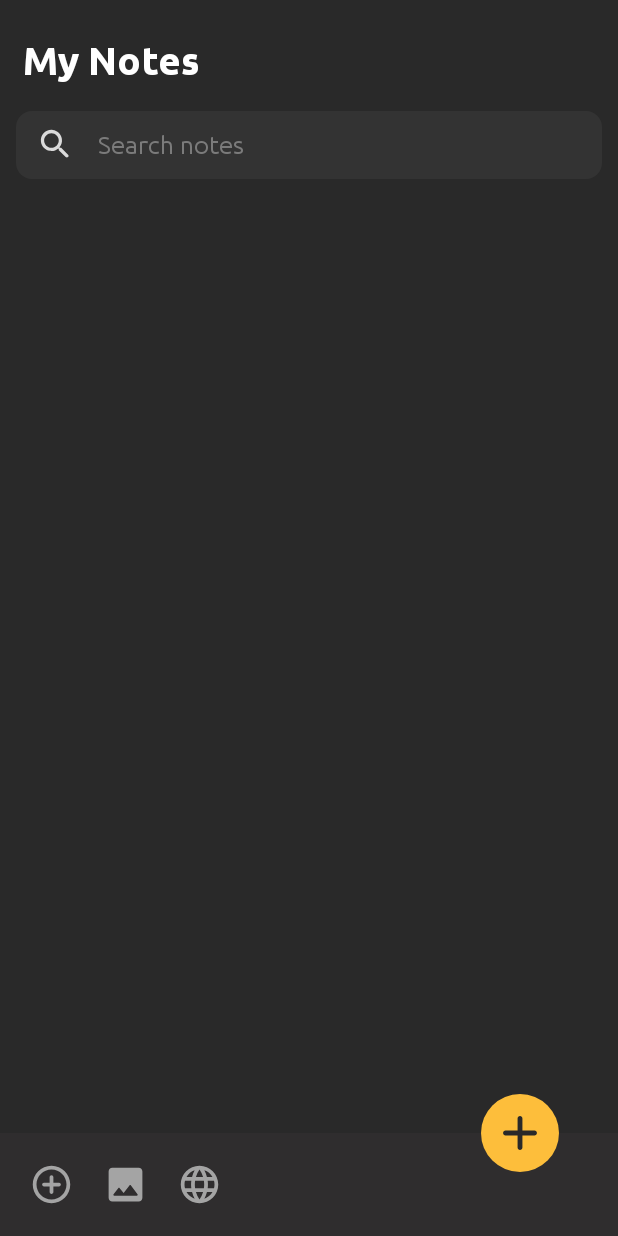
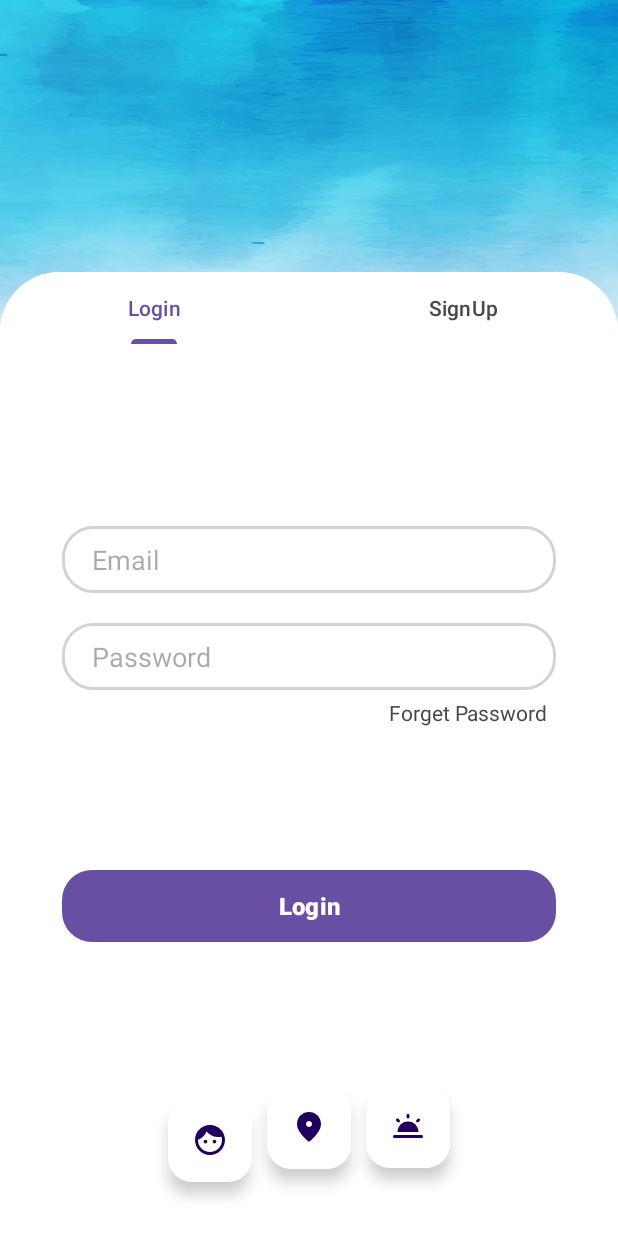
Before and after one commit to Shreyashupadhyay/My_Notes, an Android app: the screen it shows after launch (MainActivity before the commit, login after it), on a phone screen of 412 x 824 dp. Run offline under Robolectric (Android 15) with nearby library versions, the phone set to English and light mode, and no system bars.

Commit message:
new commit

```diff
--- /dev/null
+++ b/app/src/main/java/com/example/my_notes/LoginAdapter.java
@@ -0,0 +1,39 @@
+package com.example.my_notes;
+
+import android.content.Context;
+
+import androidx.fragment.app.Fragment;
+import androidx.fragment.app.FragmentManager;
+import androidx.fragment.app.FragmentPagerAdapter;
+
+public class LoginAdapter extends FragmentPagerAdapter {
+    private Context context;
+    int totalTab;
+
+
+    public LoginAdapter(FragmentManager fm, Context context , int totalTab) {
+        super(fm);
+        this.context  = context;
+        this.totalTab= totalTab;
+
+    }
+
+    @Override
+    public int getCount() {
+        return totalTab;
+    }
+
+    public Fragment getItem(int position ){
+        switch (position){
+            case 0:
+                login_frabment login_frabment = new login_frabment();
+                return login_frabment;
+            case 1 :
+                signup_fragment signup_fragment = new signup_fragment();
+                return  signup_fragment;
+            default:
+                return null;
+        }
+    }
+
+}
--- /dev/null
+++ b/app/src/main/java/com/example/my_notes/login.java
@@ -0,0 +1,61 @@
+package com.example.my_notes;
+
+import android.os.Bundle;
+
+import androidx.appcompat.app.AppCompatActivity;
+import androidx.viewpager.widget.ViewPager;
+
+import com.google.android.material.floatingactionbutton.FloatingActionButton;
+import com.google.android.material.tabs.TabLayout;
+
+public class login extends AppCompatActivity {
+
+
+    TabLayout tabLayout;
+    ViewPager viewPager;
+    FloatingActionButton fb , google , twitter;
+    float v = 0;
+
+
+    @Override
+    protected void onCreate(Bundle savedInstanceState) {
+        super.onCreate(savedInstanceState);
+        setContentView(R.layout.activity_sign_up);
+
+
+        tabLayout = findViewById(R.id.tab_layout);
+        viewPager = findViewById(R.id.view_pager);
+        fb= findViewById(R.id.fb);
+        google = findViewById(R.id.googe);
+        twitter = findViewById(R.id.twitter);
+        tabLayout.addTab(tabLayout.newTab().setText("Login"));
+        tabLayout.addTab(tabLayout.newTab().setText("SignUp"));
+        tabLayout.setTabGravity(tabLayout.GRAVITY_FILL);
+        final LoginAdapter adapter = new LoginAdapter(getSupportFragmentManager(),this,tabLayout.getTabCount());
+        viewPager.setAdapter(adapter);
+
+        viewPager.addOnPageChangeListener(new TabLayout.TabLayoutOnPageChangeListener(tabLayout));
+        fb.setTranslationY(300);
+        google.setTranslationY(300);
+        twitter.setTranslationY(300);
+        tabLayout.setTranslationY(300);
+
+
+        fb.setAlpha(v);
+        google.setAlpha(v);
+        twitter.setAlpha(v);
+        tabLayout.setAlpha(v);
+
+        fb.animate().translationY(0).alpha(1).setDuration(1000).setStartDelay(400).start();
+        google.animate().translationY(0).alpha(1).setDuration(1000).setStartDelay(600).start();
+        twitter.animate().translationY(0).alpha(1).setDuration(1000).setStartDelay(800).start();
+        tabLayout.animate().translationY(0).alpha(1).setDuration(1000).setStartDelay(800).start();
+
+
+
+
+
+
+
+    }
+}
--- /dev/null
+++ b/app/src/main/java/com/example/my_notes/login_frabment.java
@@ -0,0 +1,63 @@
+package com.example.my_notes;
+
+import android.content.Intent;
+import android.os.Bundle;
+import android.view.LayoutInflater;
+import android.view.View;
+import android.view.ViewGroup;
+import android.widget.Button;
+import android.widget.EditText;
+import android.widget.TextView;
+
+import androidx.fragment.app.Fragment;
+
+public class login_frabment extends Fragment {
+
+    EditText email, pass;
+    Button login;
+    TextView forget;
+    float v =  0;
+
+
+
+
+
+    @Override
+    public View onCreateView(LayoutInflater inflater, ViewGroup container, Bundle savedInstanceState) {
+        ViewGroup root = (ViewGroup) inflater.inflate(R.layout.login_fragment,container,false);
+
+        email = root.findViewById(R.id.email);
+        pass = root.findViewById(R.id.pass);
+        login = root.findViewById(R.id.login);
+        forget = root.findViewById(R.id.forget);
+
+
+
+        email.setTranslationY(800);
+        pass.setTranslationY(800);
+        login.setTranslationY(800);
+        forget.setTranslationY(800);
+
+
+        email.setAlpha(v);
+        pass.setAlpha(v);
+        login.setAlpha(v);
+        forget.setAlpha(v);
+
+        email.animate().translationY(0).alpha(1).setDuration(1000).setStartDelay(300).start();
+        pass.animate().translationY(0).alpha(1).setDuration(1000).setStartDelay(500).start();
+        login.animate().translationY(0).alpha(1).setDuration(1000).setStartDelay(500).start();
+        forget.animate().translationY(0).alpha(1).setDuration(1000).setStartDelay(700).start();
+
+        login.setOnClickListener(new View.OnClickListener() {
+            @Override
+            public void onClick(View v) {
+                Intent intent = new Intent(login_frabment.this.getActivity(), MainActivity.class);
+                startActivity(intent);
+            }
+        });
+
+
+        return root;
+    }
+}
--- /dev/null
+++ b/app/src/main/java/com/example/my_notes/signup_fragment.java
@@ -0,0 +1,40 @@
+package com.example.my_notes;
+
+import android.os.Bundle;
+import android.util.Log;
+import android.view.LayoutInflater;
+import android.view.View;
+import android.view.ViewGroup;
+import android.widget.Button;
+import android.widget.EditText;
+import android.widget.Toast;
+
+import androidx.fragment.app.Fragment;
+
+public class signup_fragment extends Fragment {
+    private EditText username, pass, cpass, email;
+   private Button sigup;
+    @Override
+    public View onCreateView(LayoutInflater inflater, ViewGroup container, Bundle savedInstanceState) {
+        ViewGroup root = (ViewGroup) inflater.inflate(R.layout.sign_up_fragment,container,false);
+
+        sigup = root.findViewById(R.id.button);
+        username = root.findViewById(R.id.username);
+        pass = root.findViewById(R.id.pass);
+        cpass = root.findViewById(R.id.confirpass);
+        email = root.findViewById(R.id.email);
+
+
+
+//        sigup.setOnClickListener(new View.OnClickListener() {
+//            @Override
+//            public void onClick(View v) {
+//
+//            }
+//        });
+
+
+
+        return root;
+    }
+}
--- /dev/null
+++ b/app/src/main/res/drawable/button.xml
@@ -0,0 +1,7 @@
+<?xml version="1.0" encoding="utf-8"?>
+<shape xmlns:android="http://schemas.android.com/apk/res/android">
+
+    <corners android:radius="20dp"/>
+        <solid android:color="@color/amp_blue"/>
+
+</shape>
--- /dev/null
+++ b/app/src/main/res/drawable/edit_text.xml
@@ -0,0 +1,9 @@
+<?xml version="1.0" encoding="utf-8"?>
+<shape xmlns:android="http://schemas.android.com/apk/res/android">
+
+    <corners android:radius="20dp"/>
+
+    <stroke android:width="2dp"
+        android:color="#D3D3D3"/>
+
+</shape>
--- /dev/null
+++ b/app/src/main/res/drawable/face.xml
@@ -0,0 +1,5 @@
+<vector android:height="24dp" android:tint="#000000"
+    android:viewportHeight="24" android:viewportWidth="24"
+    android:width="24dp" xmlns:android="http://schemas.android.com/apk/res/android">
+    <path android:fillColor="@android:color/white" android:pathData="M10.25,13c0,0.69 -0.56,1.25 -1.25,1.25S7.75,13.69 7.75,13S8.31,11.75 9,11.75S10.25,12.31 10.25,13zM15,11.75c-0.69,0 -1.25,0.56 -1.25,1.25s0.56,1.25 1.25,1.25s1.25,-0.56 1.25,-1.25S15.69,11.75 15,11.75zM22,12c0,5.52 -4.48,10 -10,10S2,17.52 2,12S6.48,2 12,2S22,6.48 22,12zM20,12c0,-0.78 -0.12,-1.53 -0.33,-2.24C18.97,9.91 18.25,10 17.5,10c-3.13,0 -5.92,-1.44 -7.76,-3.69C8.69,8.87 6.6,10.88 4,11.86C4.01,11.9 4,11.95 4,12c0,4.41 3.59,8 8,8S20,16.41 20,12z"/>
+</vector>
--- /dev/null
+++ b/app/src/main/res/drawable/google.xml
@@ -0,0 +1,5 @@
+<vector android:height="24dp" android:tint="#000000"
+    android:viewportHeight="24" android:viewportWidth="24"
+    android:width="24dp" xmlns:android="http://schemas.android.com/apk/res/android">
+    <path android:fillColor="@android:color/white" android:pathData="M12,2c-4.2,0 -8,3.22 -8,8.2c0,3.18 2.45,6.92 7.34,11.23c0.38,0.33 0.95,0.33 1.33,0C17.55,17.12 20,13.38 20,10.2C20,5.22 16.2,2 12,2zM12,12c-1.1,0 -2,-0.9 -2,-2c0,-1.1 0.9,-2 2,-2c1.1,0 2,0.9 2,2C14,11.1 13.1,12 12,12z"/>
+</vector>
--- /dev/null
+++ b/app/src/main/res/drawable/twiter.xml
@@ -0,0 +1,9 @@
+<vector android:height="24dp" android:tint="#000000"
+    android:viewportHeight="24" android:viewportWidth="24"
+    android:width="24dp" xmlns:android="http://schemas.android.com/apk/res/android">
+    <path android:fillColor="@android:color/white" android:pathData="M19.07,9.37l0.71,-0.71c0.39,-0.39 0.39,-1.02 0,-1.41l0,0c-0.39,-0.39 -1.02,-0.39 -1.41,0l-0.71,0.71c-0.39,0.39 -0.39,1.02 0,1.41C18.04,9.76 18.68,9.76 19.07,9.37z"/>
+    <path android:fillColor="@android:color/white" android:pathData="M21,18H3c-0.55,0 -1,0.45 -1,1s0.45,1 1,1h18c0.55,0 1,-0.45 1,-1S21.55,18 21,18z"/>
+    <path android:fillColor="@android:color/white" android:pathData="M12,7L12,7c0.56,0 1,-0.45 1,-1V5c0,-0.55 -0.45,-1 -1,-1h0c-0.55,0 -1,0.45 -1,1v1C11,6.55 11.45,7 12,7z"/>
+    <path android:fillColor="@android:color/white" android:pathData="M4.96,9.34c0.39,0.39 1.02,0.39 1.41,0l0,0c0.39,-0.39 0.39,-1.02 0,-1.41L5.66,7.22c-0.39,-0.39 -1.02,-0.39 -1.41,0l0,0c-0.39,0.39 -0.39,1.02 0,1.41L4.96,9.34z"/>
+    <path android:fillColor="@android:color/white" android:pathData="M19,16c0,-3.87 -3.13,-7 -7,-7s-7,3.13 -7,7H19z"/>
+</vector>
--- /dev/null
+++ b/app/src/main/res/drawable/view.xml
@@ -0,0 +1,10 @@
+<?xml version="1.0" encoding="utf-8"?>
+<shape xmlns:android="http://schemas.android.com/apk/res/android"
+    android:shape="rectangle">
+
+    <solid android:color="@color/white"/>
+    <corners android:topLeftRadius="40dp"
+        android:topRightRadius="40dp"/>
+
+
+</shape>
--- /dev/null
+++ b/app/src/main/res/layout/activity_sign_up.xml
@@ -0,0 +1,107 @@
+<?xml version="1.0" encoding="utf-8"?>
+<androidx.constraintlayout.widget.ConstraintLayout xmlns:android="http://schemas.android.com/apk/res/android"
+    xmlns:app="http://schemas.android.com/apk/res-auto"
+    xmlns:tools="http://schemas.android.com/tools"
+    android:layout_width="match_parent"
+    android:layout_height="match_parent"
+    tools:context=".login">
+
+    <ImageView
+
+        android:layout_width="wrap_content"
+        android:layout_height="0dp"
+        android:scaleType="centerCrop"
+        android:src="@drawable/water"
+
+        app:layout_constraintBottom_toBottomOf="parent"
+
+        app:layout_constraintEnd_toEndOf="parent"
+        app:layout_constraintHeight_percent=".5"
+        app:layout_constraintHorizontal_bias="0.0"
+        app:layout_constraintStart_toStartOf="parent"
+        app:layout_constraintTop_toTopOf="parent"
+        app:layout_constraintVertical_bias="0.0" />
+    <androidx.constraintlayout.widget.ConstraintLayout
+        android:layout_width="match_parent"
+        android:layout_height="0dp"
+        android:background="@drawable/view"
+
+        app:layout_constraintHeight_percent=".78"
+        app:layout_constraintVertical_bias="1"
+        app:layout_constraintStart_toStartOf="parent"
+        app:layout_constraintTop_toTopOf="parent"
+        app:layout_constraintBottom_toBottomOf="parent"
+        app:layout_constraintEnd_toEndOf="parent"
+         >
+
+        <androidx.viewpager.widget.ViewPager
+            android:id="@+id/view_pager"
+            android:layout_width="match_parent"
+            android:layout_height="0dp"
+            app:layout_constraintVertical_bias="0"
+            app:layout_constraintBottom_toBottomOf="parent"
+            app:layout_constraintEnd_toEndOf="parent"
+            app:layout_constraintHeight_percent=".7"
+            app:layout_constraintStart_toStartOf="parent"
+            app:layout_constraintTop_toBottomOf="@+id/tab_layout" />
+        <com.google.android.material.tabs.TabLayout
+            android:id="@+id/tab_layout"
+            android:layout_width="match_parent"
+            android:layout_height="wrap_content"
+            android:background="@drawable/view"
+            app:layout_constraintVertical_bias="0"
+            app:layout_constraintStart_toStartOf="parent"
+            app:layout_constraintTop_toTopOf="parent"
+            app:layout_constraintBottom_toBottomOf="parent"
+            app:layout_constraintEnd_toEndOf="parent"/>
+
+        <com.google.android.material.floatingactionbutton.FloatingActionButton
+            android:id="@+id/googe"
+            android:layout_width="wrap_content"
+            android:layout_height="wrap_content"
+            android:backgroundTint="@color/white"
+            android:src="@drawable/google"
+            android:elevation="35dp"
+            app:layout_constraintBottom_toBottomOf="parent"
+            app:layout_constraintEnd_toEndOf="parent"
+            app:layout_constraintStart_toStartOf="parent"
+            app:layout_constraintTop_toBottomOf="@+id/view_pager" />
+
+        <com.google.android.material.floatingactionbutton.FloatingActionButton
+            android:id="@+id/fb"
+            android:layout_width="wrap_content"
+            android:layout_height="wrap_content"
+            android:backgroundTint="@color/white"
+            android:elevation="35dp"
+            app:layout_constraintHorizontal_bias="1"
+            android:layout_marginRight="10dp"
+            android:src="@drawable/face"
+            app:layout_constraintBottom_toBottomOf="parent"
+            app:layout_constraintEnd_toStartOf="@+id/googe"
+            app:layout_constraintStart_toStartOf="parent"
+            app:layout_constraintTop_toBottomOf="@+id/view_pager"
+            app:layout_constraintVertical_bias="0.597" />
+
+        <com.google.android.material.floatingactionbutton.FloatingActionButton
+            android:id="@+id/twitter"
+            android:layout_width="wrap_content"
+            android:layout_height="wrap_content"
+            android:backgroundTint="@color/white"
+            android:elevation="35dp"
+            app:layout_constraintHorizontal_bias="0"
+            android:layout_marginLeft="10dp"
+            android:src="@drawable/twiter"
+            app:layout_constraintBottom_toBottomOf="parent"
+            app:layout_constraintEnd_toEndOf="parent"
+            app:layout_constraintStart_toEndOf="@+id/googe"
+            app:layout_constraintTop_toBottomOf="@+id/view_pager"
+            app:layout_constraintVertical_bias="0.492" />
+
+
+    </androidx.constraintlayout.widget.ConstraintLayout>
+
+
+
+
+
+</androidx.constraintlayout.widget.ConstraintLayout>
--- /dev/null
+++ b/app/src/main/res/layout/login_fragment.xml
@@ -0,0 +1,76 @@
+<?xml version="1.0" encoding="utf-8"?>
+<androidx.constraintlayout.widget.ConstraintLayout xmlns:android="http://schemas.android.com/apk/res/android"
+    xmlns:app="http://schemas.android.com/apk/res-auto"
+    xmlns:tools="http://schemas.android.com/tools"
+    android:layout_width="match_parent"
+    android:layout_height="match_parent"
+    >
+
+    <EditText
+        android:id="@+id/email"
+        android:layout_width="0dp"
+        android:layout_height="wrap_content"
+        app:layout_constraintWidth_percent=".8"
+        app:layout_constraintVertical_bias=".3"
+        app:layout_constraintHorizontal_bias=".5"
+        android:background="@drawable/edit_text"
+        android:hint="Email"
+        android:paddingLeft="20dp"
+        android:paddingTop="10dp"
+        android:paddingBottom="10dp"
+
+        app:layout_constraintBottom_toBottomOf="parent"
+        app:layout_constraintEnd_toEndOf="parent"
+        app:layout_constraintStart_toStartOf="parent"
+        app:layout_constraintTop_toTopOf="parent" />
+
+    <EditText
+        android:id="@+id/pass"
+        android:layout_width="0dp"
+        android:layout_height="wrap_content"
+        android:background="@drawable/edit_text"
+        android:hint="Password"
+        android:paddingLeft="20dp"
+        android:paddingTop="10dp"
+        android:paddingBottom="10dp"
+        app:layout_constraintVertical_bias="0"
+        android:layout_marginTop="20dp"
+        app:layout_constraintBottom_toBottomOf="parent"
+        app:layout_constraintEnd_toEndOf="parent"
+
+        app:layout_constraintStart_toStartOf="parent"
+        app:layout_constraintTop_toBottomOf="@+id/email"
+        app:layout_constraintWidth_percent=".8" />
+
+    <Button
+        android:id="@+id/login"
+        android:layout_width="0dp"
+        android:layout_height="wrap_content"
+        android:text="Login"
+        android:textSize="16sp"
+        android:textStyle="bold"
+        app:layout_constraintBottom_toBottomOf="parent"
+        app:layout_constraintEnd_toEndOf="parent"
+        android:background="@drawable/button"
+        app:layout_constraintStart_toStartOf="parent"
+        app:layout_constraintTop_toBottomOf="@+id/pass"
+
+        app:layout_constraintVertical_bias=".7"
+        app:layout_constraintWidth_percent=".8" />
+
+    <TextView
+        android:id="@+id/forget"
+        android:layout_width="wrap_content"
+        android:layout_height="wrap_content"
+        android:text="Forget Password"
+        app:layout_constraintVertical_bias="0"
+        app:layout_constraintHorizontal_bias="1"
+        android:layout_marginTop="5dp"
+        android:layout_marginRight="5dp"
+        app:layout_constraintBottom_toBottomOf="parent"
+        app:layout_constraintEnd_toEndOf="@+id/pass"
+        app:layout_constraintStart_toStartOf="parent"
+        app:layout_constraintTop_toBottomOf="@+id/pass" />
+
+
+</androidx.constraintlayout.widget.ConstraintLayout>
--- a/app/src/main/res/values/colors.xml
+++ b/app/src/main/res/values/colors.xml
@@ -18,5 +18,13 @@
     <color name ="colorNoteColor5">#000000</color>
     <color name ="colorDelete">#FF4842</color>
     <color name ="colorSeachBackground">#333333</color>
+    <color name="black">#FF000000</color>
+    <color name="white">#FFFFFFFF</color>
+    <color name="amp_blue">#005488</color>
+    <color name="amp_dark_blue">#0C2A4B</color>
+    <color name="amp_gray">#60758B</color>
+    <color name="amp_light_gray">#E5E5E5</color>
+    <color name="amp_light_gray_2">#C6D0D9</color>
+    <color name="amp_transparent">#00000000</color>
 
 </resources>
--- a/app/src/main/res/values/strings.xml
+++ b/app/src/main/res/values/strings.xml
@@ -5,4 +5,10 @@
     <string name="note_subtitle">Note Subtitle</string>
     <string name="note_title">Note Title</string>
     <string name="type_note_here">Type Note Here</string>
+    <string name="amp_label_copied">Copied To Clipboard</string>
+    <string name="amp_label_copy">Copy</string>
+    <string name="amp_label_device_id">DEVICE ID</string>
+    <string name="amp_label_not_avail">N/A</string>
+    <string name="amp_label_user_id">USER ID</string>
+    <string name="amp_label_user_info">User Information</string>
 </resources>
```
Also changed, not shown: app/build.gradle (+8 -0 lines), app/src/main/AndroidManifest.xml (+11 -7 lines), app/src/main/res/layout/activity_login_frabment.xml (added, +10 -0 lines), app/src/main/res/layout/activity_signup_fragment.xml (added, +9 -0 lines), app/src/main/res/layout/sign_up_fragment.xml (added, +95 -0 lines), app/src/main/res/drawable/water.jpg (added).
